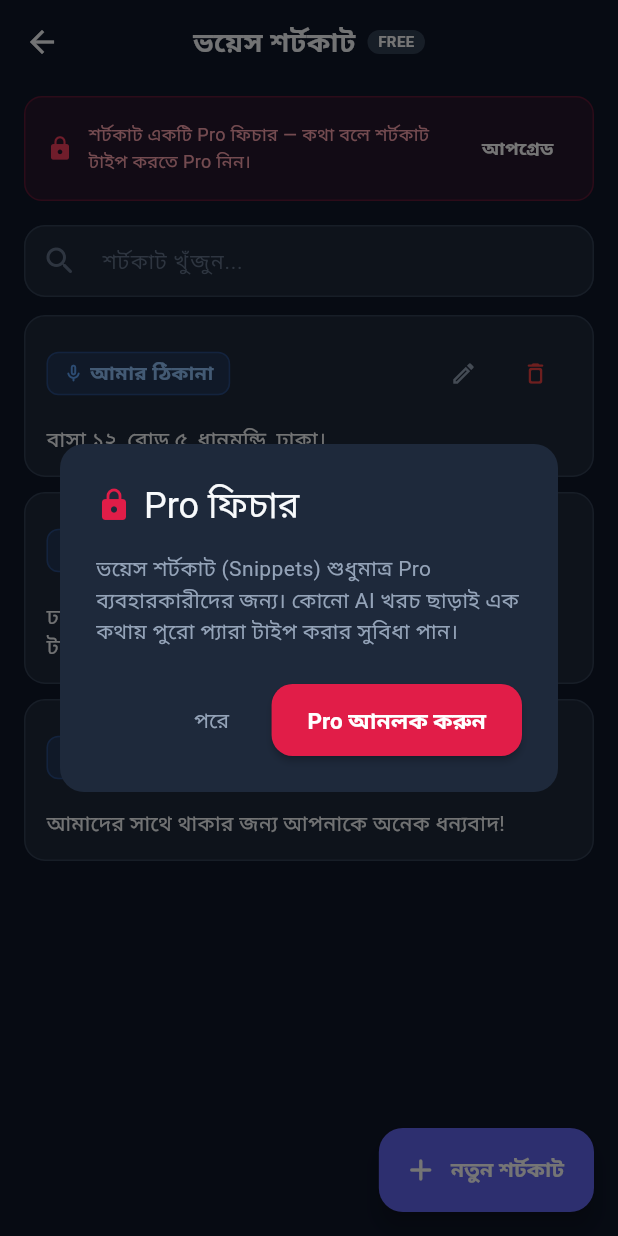
After one commit to shakelm39/talk2type, a Flutter app: the VoiceSnippetsScreen screen opened directly, after a tap on the "edit" icon, on a phone screen of 412 x 824 dp. The commit adds this screen. Run offline on Flutter 3.47's test engine with Material 3 defaults, Android fonts, the phone set to English and light mode, and no system bars; our stand-ins replace device_info_plus, dio, permission_handler, shared_preferences, sqflite; accounts and stored records are empty; network calls fail.

Commit message:
feat(pro): voice snippets custom shortcuts

```diff
--- /dev/null
+++ b/lib/core/services/snippet_service.dart
@@ -0,0 +1,100 @@
+import 'dart:convert';
+import 'package:shared_preferences/shared_preferences.dart';
+import '../../data/models/voice_snippet.dart';
+
+class SnippetService {
+  SnippetService._();
+  static final SnippetService instance = SnippetService._();
+
+  static const String prefKey = 'vf_voice_snippets';
+
+  List<VoiceSnippet> _cachedSnippets = [];
+  List<VoiceSnippet> get snippets => List.unmodifiable(_cachedSnippets);
+
+  Future<void> init() async {
+    final prefs = await SharedPreferences.getInstance();
+    final jsonStr = prefs.getString(prefKey);
+    if (jsonStr != null && jsonStr.isNotEmpty) {
+      try {
+        final List list = jsonDecode(jsonStr);
+        _cachedSnippets = list.map((item) => VoiceSnippet.fromMap(item)).toList();
+      } catch (_) {
+        _cachedSnippets = _defaultSnippets();
+        await _save();
+      }
+    } else {
+      _cachedSnippets = _defaultSnippets();
+      await _save();
+    }
+  }
+
+  List<VoiceSnippet> _defaultSnippets() {
+    return [
+      VoiceSnippet(
+        id: '1',
+        trigger: 'আমার ঠিকানা',
+        expansion: 'বাসা ১২, রোড ৫, ধানমন্ডি, ঢাকা।',
+      ),
+      VoiceSnippet(
+        id: '2',
+        trigger: 'ডেলিভারি চার্জ',
+        expansion: 'ঢাকার ভিতরে ডেলিভারি চার্জ ৮০ টাকা, ঢাকার বাইরে ১৩০ টাকা।',
+      ),
+      VoiceSnippet(
+        id: '3',
+        trigger: 'ধন্যবাদ',
+        expansion: 'আমাদের সাথে থাকার জন্য আপনাকে অনেক ধন্যবাদ!',
+      ),
+    ];
+  }
+
+  Future<void> addSnippet(String trigger, String expansion) async {
+    final newSnippet = VoiceSnippet(
+      id: DateTime.now().millisecondsSinceEpoch.toString(),
+      trigger: trigger.trim(),
+      expansion: expansion.trim(),
+    );
+    _cachedSnippets.insert(0, newSnippet);
+    await _save();
+  }
+
+  Future<void> updateSnippet(String id, String trigger, String expansion) async {
+    final index = _cachedSnippets.indexWhere((s) => s.id == id);
+    if (index != -1) {
+      _cachedSnippets[index] = VoiceSnippet(
+        id: id,
+        trigger: trigger.trim(),
+        expansion: expansion.trim(),
+        createdAt: _cachedSnippets[index].createdAt,
+      );
+      await _save();
+    }
+  }
+
+  Future<void> deleteSnippet(String id) async {
+    _cachedSnippets.removeWhere((s) => s.id == id);
+    await _save();
+  }
+
+  Future<void> _save() async {
+    final prefs = await SharedPreferences.getInstance();
+    final list = _cachedSnippets.map((s) => s.toMap()).toList();
+    await prefs.setString(prefKey, jsonEncode(list));
+  }
+
+  /// Normalize utterance for matching: trim, lower-case, strip trailing punctuation
+  static String normalizeUtterance(String text) {
+    return text.trim().toLowerCase().replaceAll(RegExp(r'[।?!,\.\n]+$'), '').trim();
+  }
+
+  /// Check if utterance matches any snippet trigger
+  String? matchSnippet(String utterance) {
+    final normalized = normalizeUtterance(utterance);
+    for (final s in _cachedSnippets) {
+      if (normalizeUtterance(s.trigger) == normalized) {
+        return s.expansion;
+      }
+    }
+    return null;
+  }
+}
--- /dev/null
+++ b/lib/data/models/voice_snippet.dart
@@ -0,0 +1,39 @@
+import 'dart:convert';
+
+class VoiceSnippet {
+  final String id;
+  final String trigger;
+  final String expansion;
+  final DateTime createdAt;
+
+  VoiceSnippet({
+    required this.id,
+    required this.trigger,
+    required this.expansion,
+    DateTime? createdAt,
+  }) : createdAt = createdAt ?? DateTime.now();
+
+  Map<String, dynamic> toMap() {
+    return {
+      'id': id,
+      'trigger': trigger,
+      'expansion': expansion,
+      'createdAt': createdAt.toIso8601String(),
+    };
+  }
+
+  factory VoiceSnippet.fromMap(Map<String, dynamic> map) {
+    return VoiceSnippet(
+      id: map['id']?.toString() ?? '',
+      trigger: map['trigger']?.toString() ?? '',
+      expansion: map['expansion']?.toString() ?? '',
+      createdAt: map['createdAt'] != null
+          ? DateTime.tryParse(map['createdAt'].toString()) ?? DateTime.now()
+          : DateTime.now(),
+    );
+  }
+
+  String toJson() => jsonEncode(toMap());
+
+  factory VoiceSnippet.fromJson(String source) => VoiceSnippet.fromMap(jsonDecode(source));
+}
--- /dev/null
+++ b/lib/presentation/screens/voice_snippets_screen.dart
@@ -0,0 +1,360 @@
+import 'package:flutter/material.dart';
+import '../../core/config/app_config.dart';
+import '../../core/constants/app_colors.dart';
+import '../../core/services/snippet_service.dart';
+import '../../data/models/voice_snippet.dart';
+import 'upgrade_screen.dart';
+
+class VoiceSnippetsScreen extends StatefulWidget {
+  const VoiceSnippetsScreen({super.key});
+
+  @override
+  State<VoiceSnippetsScreen> createState() => _VoiceSnippetsScreenState();
+}
+
+class _VoiceSnippetsScreenState extends State<VoiceSnippetsScreen> {
+  final _searchController = TextEditingController();
+  String _filter = '';
+
+  @override
+  void initState() {
+    super.initState();
+    SnippetService.instance.init().then((_) {
+      if (mounted) setState(() {});
+    });
+  }
+
+  @override
+  void dispose() {
+    _searchController.dispose();
+    super.dispose();
+  }
+
+  List<VoiceSnippet> get _filteredSnippets {
+    final all = SnippetService.instance.snippets;
+    if (_filter.trim().isEmpty) return all;
+    final f = _filter.trim().toLowerCase();
+    return all.where((s) =>
+        s.trigger.toLowerCase().contains(f) ||
+        s.expansion.toLowerCase().contains(f)).toList();
+  }
+
+  void _showAddEditDialog([VoiceSnippet? existing]) {
+    if (!AppConfig.isPro) {
+      _showUpgradePrompt();
+      return;
+    }
+
+    final triggerCtrl = TextEditingController(text: existing?.trigger ?? '');
+    final expansionCtrl = TextEditingController(text: existing?.expansion ?? '');
+    final formKey = GlobalKey<FormState>();
+
+    showDialog(
+      context: context,
+      builder: (ctx) => AlertDialog(
+        backgroundColor: AppColors.surface,
+        shape: RoundedRectangleBorder(borderRadius: BorderRadius.circular(16)),
+        title: Text(
+          existing == null ? "নতুন ভয়েস শর্টকাট" : "শর্টকাট সম্পাদনা",
+          style: const TextStyle(fontWeight: FontWeight.bold, color: AppColors.textPrimary),
+        ),
+        content: Form(
+          key: formKey,
+          child: Column(
+            mainAxisSize: MainAxisSize.min,
+            children: [
+              TextFormField(
+                controller: triggerCtrl,
+                style: const TextStyle(color: AppColors.textPrimary),
+                decoration: InputDecoration(
+                  labelText: "ট্রিগার বাক্য (মুখে যা বলবেন)",
+                  labelStyle: const TextStyle(color: AppColors.textSecondary),
+                  hintText: "যেমন: আমার ঠিকানা",
+                  hintStyle: const TextStyle(color: AppColors.textMuted),
+                  filled: true,
+                  fillColor: AppColors.surfaceLight,
+                  border: OutlineInputBorder(borderRadius: BorderRadius.circular(10)),
+                ),
+                validator: (val) => val == null || val.trim().isEmpty ? "ট্রিগার বাক্য লিখুন" : null,
+              ),
+              const SizedBox(height: 14),
+              TextFormField(
+                controller: expansionCtrl,
+                maxLines: 3,
+                style: const TextStyle(color: AppColors.textPrimary),
+                decoration: InputDecoration(
+                  labelText: "যা টাইপ হবে (পূর্ণ লেখা)",
+                  labelStyle: const TextStyle(color: AppColors.textSecondary),
+                  hintText: "যেমন: বাসা ১২, রোড ৫, ধানমন্ডি, ঢাকা।",
+                  hintStyle: const TextStyle(color: AppColors.textMuted),
+                  filled: true,
+                  fillColor: AppColors.surfaceLight,
+                  border: OutlineInputBorder(borderRadius: BorderRadius.circular(10)),
+                ),
+                validator: (val) => val == null || val.trim().isEmpty ? "পূর্ণ লেখা লিখুন" : null,
+              ),
+            ],
+          ),
+        ),
+        actions: [
+          TextButton(
+            onPressed: () => Navigator.of(ctx).pop(),
+            child: const Text("বাতিল", style: TextStyle(color: AppColors.textSecondary)),
+          ),
+          ElevatedButton(
+            onPressed: () async {
+              if (formKey.currentState?.validate() ?? false) {
+                Navigator.of(ctx).pop();
+                if (existing == null) {
+                  await SnippetService.instance.addSnippet(
+                    triggerCtrl.text,
+                    expansionCtrl.text,
+                  );
+                } else {
+                  await SnippetService.instance.updateSnippet(
+                    existing.id,
+                    triggerCtrl.text,
+                    expansionCtrl.text,
+                  );
+                }
+                if (mounted) setState(() {});
+              }
+            },
+            style: ElevatedButton.styleFrom(backgroundColor: AppColors.primary),
+            child: const Text("সংরক্ষণ করুন", style: TextStyle(color: Colors.white)),
+          ),
+        ],
+      ),
+    );
+  }
+
+  void _showUpgradePrompt() {
+    showDialog(
+      context: context,
+      builder: (ctx) => AlertDialog(
+        backgroundColor: AppColors.surface,
+        shape: RoundedRectangleBorder(borderRadius: BorderRadius.circular(16)),
+        title: const Row(
+          children: [
+            Icon(Icons.lock_rounded, color: Color(0xFFE11D48)),
+            SizedBox(width: 8),
+            Text("Pro ফিচার", style: TextStyle(color: AppColors.textPrimary)),
+          ],
+        ),
+        content: const Text(
+          "ভয়েস শর্টকাট (Snippets) শুধুমাত্র Pro ব্যবহারকারীদের জন্য। কোনো AI খরচ ছাড়াই এক কথায় পুরো প্যারা টাইপ করার সুবিধা পান।",
+          style: TextStyle(color: AppColors.textSecondary, fontSize: 14),
+        ),
+        actions: [
+          TextButton(
+            onPressed: () => Navigator.of(ctx).pop(),
+            child: const Text("পরে", style: TextStyle(color: AppColors.textSecondary)),
+          ),
+          ElevatedButton(
+            onPressed: () {
+              Navigator.of(ctx).pop();
+              Navigator.of(context).push(
+                MaterialPageRoute(builder: (_) => const UpgradeScreen()),
+              );
+            },
+            style: ElevatedButton.styleFrom(backgroundColor: const Color(0xFFE11D48)),
+            child: const Text("Pro আনলক করুন", style: TextStyle(color: Colors.white)),
+          ),
+        ],
+      ),
+    );
+  }
+
+  @override
+  Widget build(BuildContext context) {
+    final isPro = AppConfig.isPro;
+    final items = _filteredSnippets;
+
+    return Scaffold(
+      backgroundColor: AppColors.background,
+      appBar: AppBar(
+        title: Row(
+          mainAxisSize: MainAxisSize.min,
+          children: [
+            const Text("ভয়েস শর্টকাট", style: TextStyle(fontWeight: FontWeight.bold)),
+            const SizedBox(width: 8),
+            Container(
+              padding: const EdgeInsets.symmetric(horizontal: 7, vertical: 2),
+              decoration: BoxDecoration(
+                gradient: isPro
+                    ? const LinearGradient(colors: [Color(0xFFE11D48), Color(0xFF9333EA)])
+                    : null,
+                color: isPro ? null : const Color(0xFF334155),
+                borderRadius: BorderRadius.circular(8),
+              ),
+              child: Text(
+                isPro ? "PRO" : "FREE",
+                style: const TextStyle(
+                  fontSize: 10,
+                  fontWeight: FontWeight.bold,
+                  color: Colors.white,
+                ),
+              ),
+            ),
+          ],
+        ),
+        backgroundColor: AppColors.background,
+        elevation: 0,
+      ),
+      floatingActionButton: FloatingActionButton.extended(
+        onPressed: () => _showAddEditDialog(),
+        backgroundColor: AppColors.primary,
+        icon: const Icon(Icons.add_rounded, color: Colors.white),
+        label: const Text("নতুন শর্টকাট", style: TextStyle(fontWeight: FontWeight.bold, color: Colors.white)),
+      ),
+      body: Column(
+        children: [
+          if (!isPro)
+            Container(
+              margin: const EdgeInsets.fromLTRB(16, 8, 16, 8),
+              padding: const EdgeInsets.symmetric(horizontal: 14, vertical: 10),
+              decoration: BoxDecoration(
+                color: const Color(0xFFE11D48).withValues(alpha: 0.12),
+                borderRadius: BorderRadius.circular(12),
+                border: Border.all(color: const Color(0xFFE11D48).withValues(alpha: 0.3)),
+              ),
+              child: Row(
+                children: [
+                  const Icon(Icons.lock_rounded, color: Color(0xFFF43F5E), size: 18),
+                  const SizedBox(width: 10),
+                  const Expanded(
+                    child: Text(
+                      "শর্টকাট একটি Pro ফিচার — কথা বলে শর্টকাট টাইপ করতে Pro নিন।",
+                      style: TextStyle(fontSize: 12, color: Color(0xFFFDA4AF)),
+                    ),
+                  ),
+                  TextButton(
+                    onPressed: () {
+                      Navigator.of(context).push(
+                        MaterialPageRoute(builder: (_) => const UpgradeScreen()),
+                      );
+                    },
+                    child: const Text("আপগ্রেড", style: TextStyle(fontSize: 12, fontWeight: FontWeight.bold, color: Colors.white)),
+                  ),
+                ],
+              ),
+            ),
+
+          Padding(
+            padding: const EdgeInsets.symmetric(horizontal: 16, vertical: 8),
+            child: TextField(
+              controller: _searchController,
+              onChanged: (val) => setState(() => _filter = val),
+              style: const TextStyle(color: AppColors.textPrimary),
+              decoration: InputDecoration(
+                hintText: "শর্টকাট খুঁজুন...",
+                hintStyle: const TextStyle(color: AppColors.textMuted, fontSize: 14),
+                prefixIcon: const Icon(Icons.search_rounded, color: AppColors.textMuted),
+                filled: true,
+                fillColor: AppColors.surface,
+                contentPadding: const EdgeInsets.symmetric(horizontal: 14, vertical: 12),
+                border: OutlineInputBorder(
+                  borderRadius: BorderRadius.circular(12),
+                  borderSide: BorderSide.none,
+                ),
+              ),
+            ),
+          ),
+
+          Expanded(
+            child: items.isEmpty
+                ? Center(
+                    child: Column(
+                      mainAxisAlignment: MainAxisAlignment.center,
+                      children: [
+                        Icon(Icons.bolt_rounded, size: 54, color: AppColors.textMuted.withValues(alpha: 0.4)),
+                        const SizedBox(height: 12),
+                        const Text(
+                          "কোনো শর্টকাট নেই",
+                          style: TextStyle(color: AppColors.textSecondary, fontSize: 16),
+                        ),
+                        const SizedBox(height: 6),
+                        const Text(
+                          "নিচের বোতাম চেপে নতুন শর্টকাট যোগ করুন।",
+                          style: TextStyle(color: AppColors.textMuted, fontSize: 13),
+                        ),
+                      ],
+                    ),
+                  )
+                : ListView.builder(
+                    padding: const EdgeInsets.fromLTRB(16, 4, 16, 80),
+                    itemCount: items.length,
+                    itemBuilder: (context, index) {
+                      final item = items[index];
+                      return Container(
+                        margin: const EdgeInsets.only(bottom: 10),
+                        padding: const EdgeInsets.all(14),
+                        decoration: BoxDecoration(
+                          color: AppColors.surface,
+                          borderRadius: BorderRadius.circular(14),
+                          border: Border.all(color: AppColors.surfaceLight),
+                        ),
+                        child: Column(
+                          crossAxisAlignment: CrossAxisAlignment.start,
+                          children: [
+                            Row(
+                              children: [
+                                Container(
+                                  padding: const EdgeInsets.symmetric(horizontal: 10, vertical: 4),
+                                  decoration: BoxDecoration(
+                                    color: const Color(0xFF3B82F6).withValues(alpha: 0.15),
+                                    borderRadius: BorderRadius.circular(8),
+                                    border: Border.all(color: const Color(0xFF3B82F6).withValues(alpha: 0.3)),
+                                  ),
+                                  child: Row(
+                                    mainAxisSize: MainAxisSize.min,
+                                    children: [
+                                      const Icon(Icons.mic_none_rounded, size: 14, color: Color(0xFF60A5FA)),
+                                      const SizedBox(width: 4),
+                                      Text(
+                                        item.trigger,
+                                        style: const TextStyle(
+                                          fontSize: 13,
+                                          fontWeight: FontWeight.bold,
+                                          color: Color(0xFF93C5FD),
+                                        ),
+                                      ),
+                                    ],
+                                  ),
+                                ),
+                                const Spacer(),
+                                IconButton(
+                                  icon: const Icon(Icons.edit_outlined, size: 18, color: AppColors.textSecondary),
+                                  onPressed: () => _showAddEditDialog(item),
+                                  tooltip: "সম্পাদনা",
+                                ),
+                                IconButton(
+                                  icon: const Icon(Icons.delete_outline_rounded, size: 18, color: AppColors.error),
+                                  onPressed: () async {
+                                    await SnippetService.instance.deleteSnippet(item.id);
+                                    if (mounted) setState(() {});
+                                  },
+                                  tooltip: "মুছে ফেলুন",
+                                ),
+                              ],
+                            ),
+                            const SizedBox(height: 10),
+                            Text(
+                              item.expansion,
+                              style: const TextStyle(
+                                fontSize: 14,
+                                color: AppColors.textPrimary,
+                                height: 1.4,
+                              ),
+                            ),
+                          ],
+                        ),
+                      );
+                    },
+                  ),
+          ),
+        ],
+      ),
+    );
+  }
+}
```
Also changed, not shown: lib/presentation/screens/home_control_screen.dart (+34 -0 lines), 2 other files.
